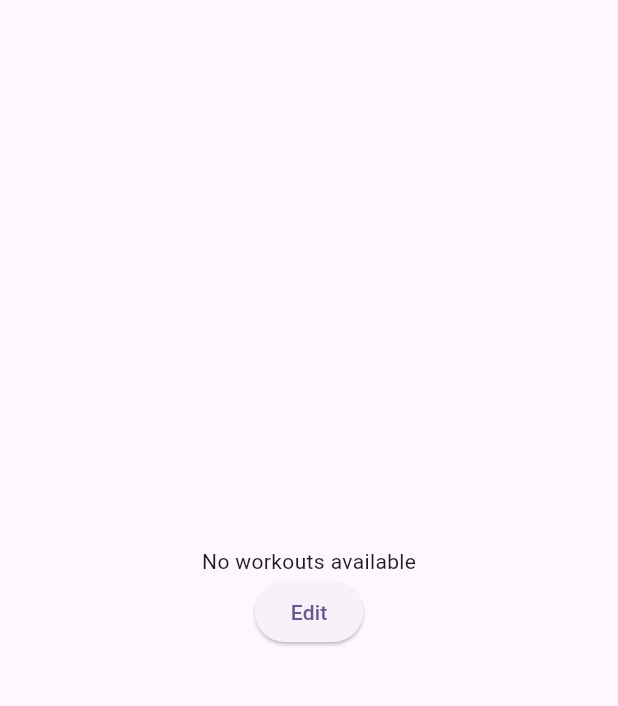
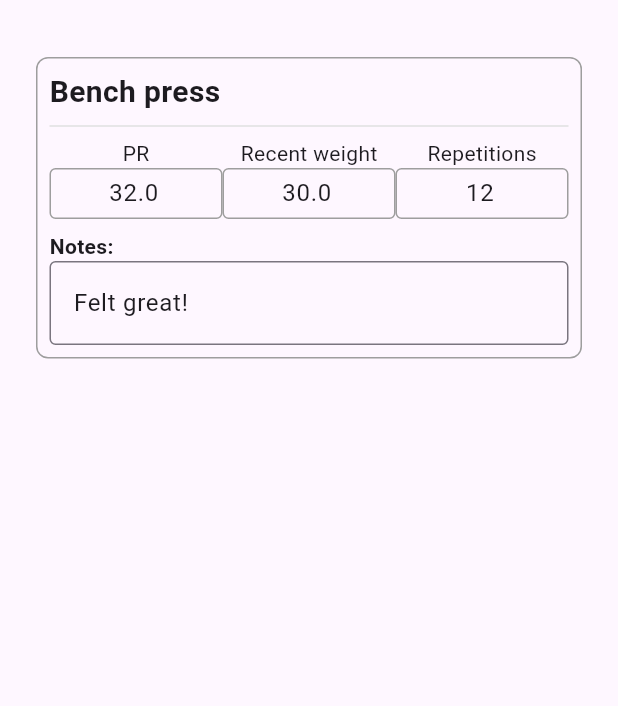
Before and after one commit to alexissorianooo/workout_tracker_app, a Flutter app: the screen it shows after launch, on a phone screen of 412 x 824 dp, the part 63-769 px from its top. Run offline on Flutter 3.47's test engine with Material 3 defaults, Android fonts, the phone set to English and light mode, and no system bars; our stand-ins replace flutter_bloc, flutter_svg, freezed_annotation, isar_community; accounts and stored records are empty; generated files the repository leaves out were written again.

Commit message:
workout card base design

```diff
--- a/lib/features/workout/presentation/cubit/workout_list_screen_cubit.dart
+++ b/lib/features/workout/presentation/cubit/workout_list_screen_cubit.dart
@@ -14,10 +14,20 @@ class WorkoutListScreenCubit extends Cubit<WorkoutListScreenState> {
   Future<void> initialize() async {
     // Simulate loading data
     await Future.delayed(const Duration(seconds: 2));
+    workouts = [
+      WorkoutModel(
+        name: 'Bench press',
+        personalRecordWeight: 32,
+        latestWeight: 30,
+        repetitions: 12,
+        notes: 'Felt great!',
+      ),
+    ];
     if (workouts.isEmpty) {
       emit(const WorkoutListScreenState.empty());
       return;
     }
+
     emit(WorkoutListScreenState.loaded(workouts));
   }
 
--- a/lib/features/workout/presentation/widget/workout_card_widget.dart
+++ b/lib/features/workout/presentation/widget/workout_card_widget.dart
@@ -13,74 +13,57 @@ class WorkoutCardWidget extends StatelessWidget {
 
   @override
   Widget build(BuildContext context) {
-    return Column(
-      children: [
-        ListTile(
-          title: Text(workout.name),
-          subtitle: Column(children: [
-
-            ],
-          ),
-        ),
-        // if (workout.notes != null)
-        //   Padding(
-        //     padding: const EdgeInsets.symmetric(horizontal: 16.0),
-        //     child: Align(
-        //       alignment: Alignment.centerLeft,
-        //       child: Column(
-        //         crossAxisAlignment: CrossAxisAlignment.start,
-        //         children: [
-        //           const Text('Notes:'),
-        //           const SizedBox(height: 4.0),
-        //           Container(
-        //             padding: const EdgeInsets.all(12),
-        //             decoration: BoxDecoration(
-        //               border: Border.all(color: Colors.grey),
-        //               borderRadius: BorderRadius.circular(4.0),
-        //             ),
-        //             child: TextField(
-        //               onChanged: (value) {
-        //                 context.read<WorkoutListScreenCubit>().editNotes(index);
-        //               },
-        //               decoration: InputDecoration(
-        //                 border: InputBorder.none,
-        //                 hintText: workout.notes,
-        //               ),
-        //               maxLines: 3,
-        //             ),
-        //           ),
-        //         ],
-        //       ),
-        //     ),
-        //   ),
-        const Divider(),
-      ],
+    return Padding(
+      padding: const EdgeInsets.all(24.0),
+      child: Column(children: [CardItem(workoutModel: workout)]),
     );
   }
 }
 
 class CardItem extends StatelessWidget {
-  final String itemLabel;
-  final int itemValue;
-  const CardItem({super.key, required this.itemValue, required this.itemLabel});
+  final WorkoutModel workoutModel;
+  const CardItem({super.key, required this.workoutModel});
 
   @override
   Widget build(BuildContext context) {
-    return Padding(
-      padding: const EdgeInsets.symmetric(vertical: 4.0, horizontal: 16.0),
-      child: SizedBox(
-        height: 30,
-        child: Row(
+    return Container(
+      decoration: BoxDecoration(
+        border: Border.all(color: Colors.grey),
+        borderRadius: BorderRadius.circular(8.0),
+      ),
+      child: Padding(
+        padding: const EdgeInsets.all(8.0),
+        child: Column(
+          crossAxisAlignment: CrossAxisAlignment.start,
           children: [
-            Text('$itemLabel: '),
-            Expanded(
-              child: TextField(
-                decoration: InputDecoration(
-                  border: const OutlineInputBorder(),
-                  labelText: itemValue.toString(),
+            Text(
+              workoutModel.name,
+              style: const TextStyle(fontSize: 20, fontWeight: FontWeight.bold),
+            ),
+            Divider(color: Colors.grey[300], thickness: 1),
+            Row(
+              crossAxisAlignment: CrossAxisAlignment.end,
+              children: [
+                workoutDetails(
+                  'PR',
+                  workoutModel.personalRecordWeight.toString(),
                 ),
-                maxLines: 1,
-              ),
+                workoutDetails(
+                  'Recent weight',
+                  workoutModel.latestWeight.toString(),
+                ),
+                workoutDetails(
+                  'Repetitions',
+                  workoutModel.repetitions.toString(),
+                ),
+              ],
+            ),
+            const SizedBox(height: 8),
+            Text('Notes:', style: TextStyle(fontWeight: FontWeight.bold)),
+            TextField(
+              controller: TextEditingController(text: workoutModel.notes),
+              decoration: const InputDecoration(border: OutlineInputBorder()),
+              maxLines: null,
             ),
           ],
         ),
@@ -88,3 +71,30 @@ class CardItem extends StatelessWidget {
     );
   }
 }
+
+// TODO: make this stateless widget for performance
+Widget workoutDetails(String label, String value) {
+  return Expanded(
+    child: Column(
+      mainAxisAlignment: MainAxisAlignment.start,
+      children: [
+        Text(label),
+        Container(
+          decoration: BoxDecoration(
+            border: Border.all(color: Colors.grey),
+            borderRadius: BorderRadius.circular(4.0),
+          ),
+          child: TextField(
+            controller: TextEditingController(text: value),
+            maxLines: 1,
+            textAlign: TextAlign.center,
+            decoration: const InputDecoration(
+              border: InputBorder.none,
+              isDense: true,
+            ),
+          ),
+        ),
+      ],
+    ),
+  );
+}
```
